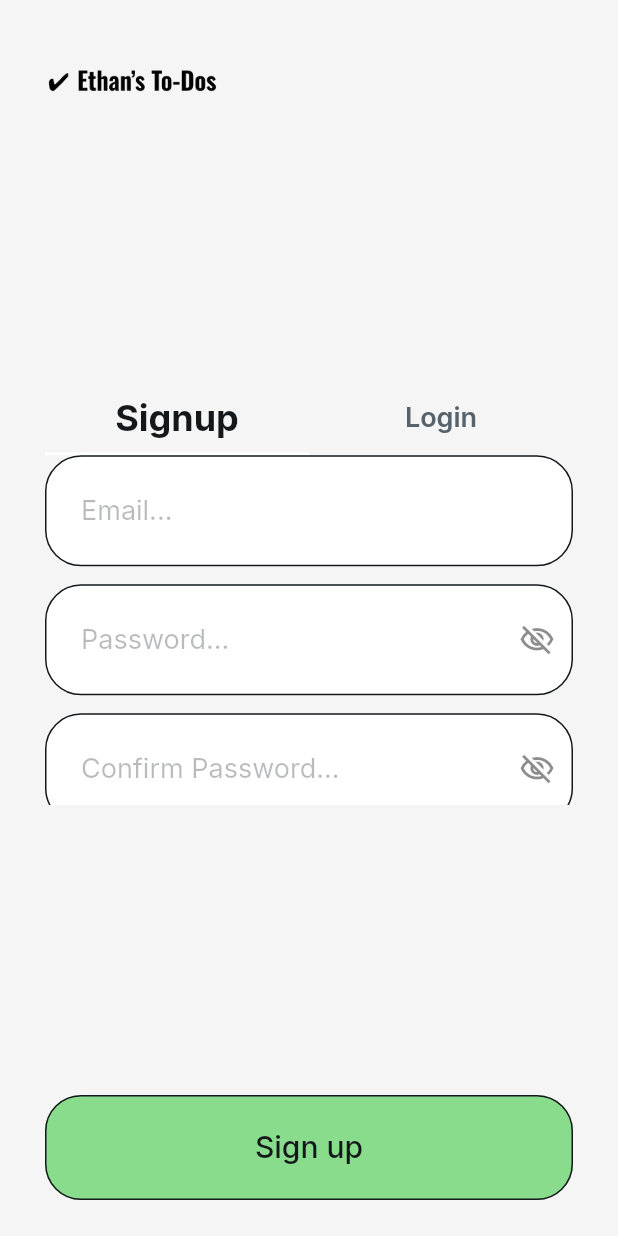
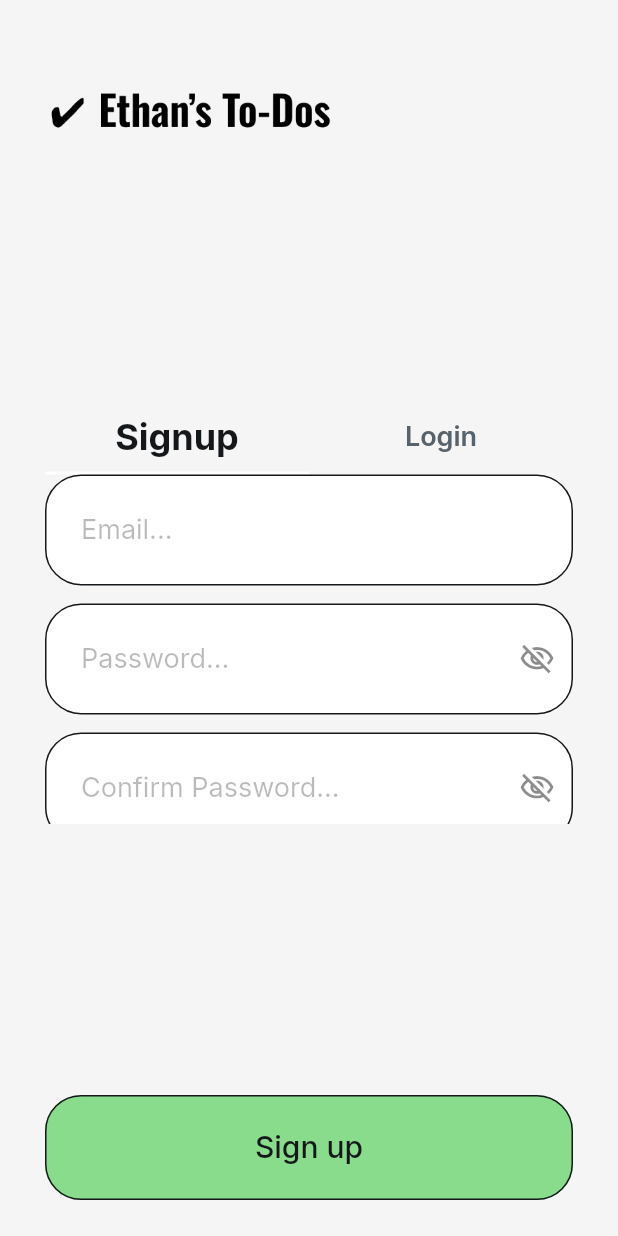
Before and after one commit to scullye127/TodoApp-FlutterFlow, a Flutter app: the screen it shows after launch, on a phone screen of 412 x 824 dp. Run offline on Flutter 3.47's test engine with Material 3 defaults, Android fonts, the phone set to English and light mode, and no system bars; drawn by our look-alikes of auto_size_text; our stand-ins replace cloud_firestore, easy_debounce, file_picker, firebase_auth, firebase_core, firebase_storage and 13 more; missing offline and left inert: json_path, mime_type; accounts and stored records are empty.

Commit message:
Increase logo size

```diff
--- a/lib/login/login_widget.dart
+++ b/lib/login/login_widget.dart
@@ -90,7 +90,7 @@ class _LoginWidgetState extends State<LoginWidget>
                     borderRadius: BorderRadius.circular(8.0),
                     child: Image.asset(
                       'assets/images/Task_Site_Logo.png',
-                      width: 120.0,
+                      width: 200.0,
                       fit: BoxFit.contain,
                     ),
                   ),
```
